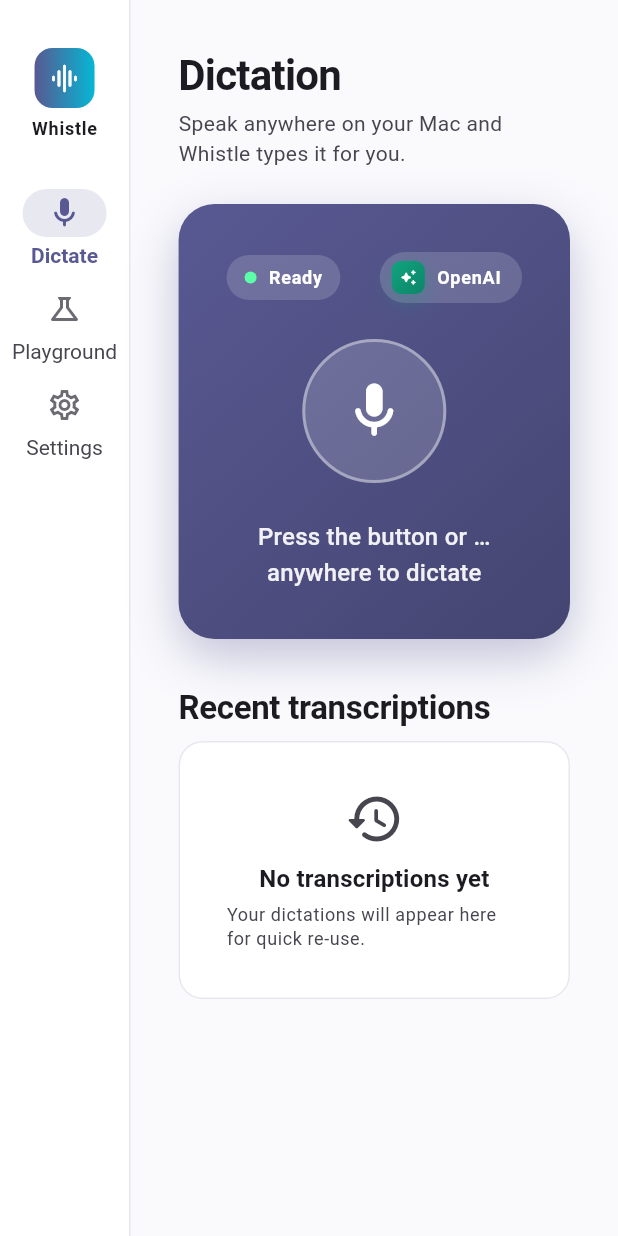
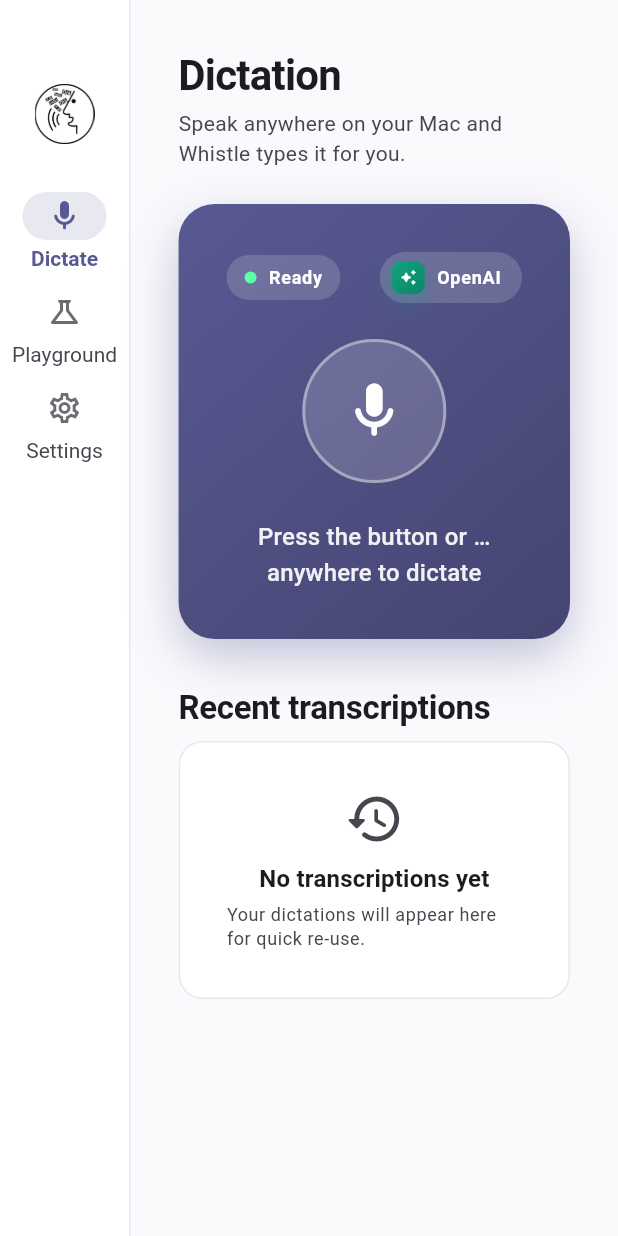
Before and after one commit to qibinlou/Whistle, a Flutter app: the screen it shows after launch, on a phone screen of 412 x 824 dp. Run offline on Flutter 3.47's test engine with Material 3 defaults, Android fonts, the phone set to English and light mode, and no system bars; our stand-ins replace audioplayers, shared_preferences; missing offline and left inert: hotkey_manager, record, window_manager; statements that could not run were skipped.

Commit message:
feat: add application icon, hide window title bar, and implement Chinese language utility tests

```diff
--- a/lib/main.dart
+++ b/lib/main.dart
@@ -17,7 +17,7 @@ void main() async {
     size: Size(960, 680),
     minimumSize: Size(720, 560),
     center: true,
-    titleBarStyle: TitleBarStyle.normal,
+    titleBarStyle: TitleBarStyle.hidden,
   );
   windowManager.waitUntilReadyToShow(windowOptions, () async {
     await windowManager.show();
--- a/lib/screens/app_shell.dart
+++ b/lib/screens/app_shell.dart
@@ -95,36 +95,21 @@ class _NavRail extends StatelessWidget {
 
   @override
   Widget build(BuildContext context) {
-    final theme = Theme.of(context);
     return NavigationRail(
       selectedIndex: index,
       onDestinationSelected: onSelect,
       labelType: NavigationRailLabelType.all,
       leading: Padding(
-        padding: const EdgeInsets.symmetric(vertical: AppTheme.spaceLg),
+        padding: const EdgeInsets.only(
+          top: 48.0,
+          bottom: AppTheme.spaceLg,
+        ),
         child: Column(
           children: [
-            Container(
+            Image.asset(
+              'whistle-icon.png',
               width: 40,
               height: 40,
-              decoration: BoxDecoration(
-                gradient: LinearGradient(
-                  colors: [
-                    theme.colorScheme.primary,
-                    theme.colorScheme.secondary,
-                  ],
-                ),
-                borderRadius: BorderRadius.circular(12),
-              ),
-              child: const Icon(Icons.graphic_eq_rounded,
-                  color: Colors.white, size: 22),
-            ),
-            const SizedBox(height: 6),
-            Text(
-              'Whistle',
-              style: theme.textTheme.labelMedium?.copyWith(
-                fontWeight: FontWeight.w700,
-              ),
             ),
           ],
         ),
```
Also changed, not shown: pubspec.yaml (+2 -5 lines), 1 other file.
